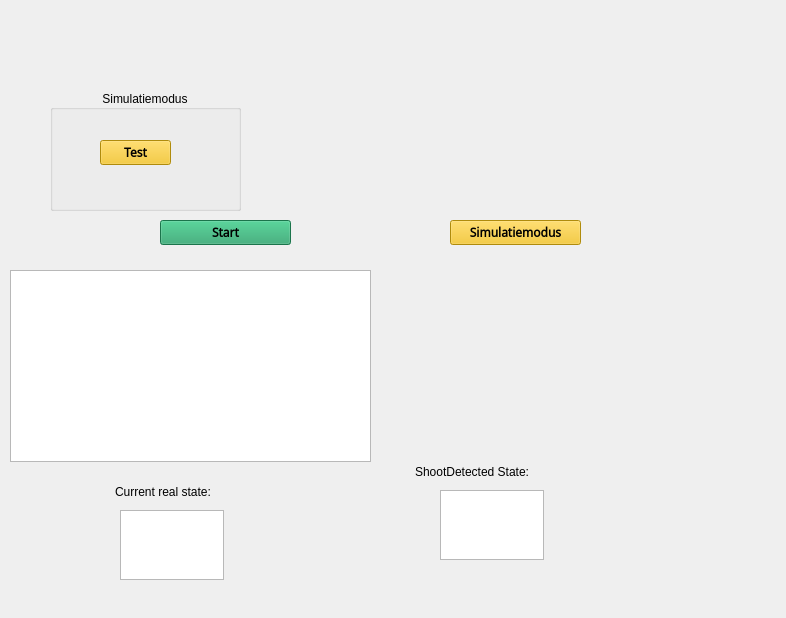
Before: the Qt Designer form application/GUI/window.ui in cha-code-ma/shootMoving, drawn with Qt 5.
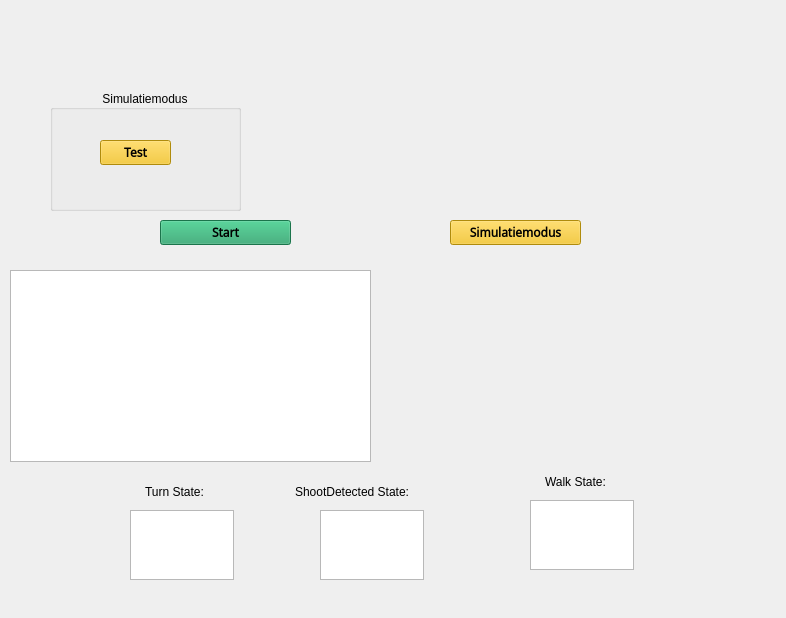
After: the same form once the commit is applied. Custom widgets are drawn as their Qt base class.

Commit message: update on GUI, shows states of turning, walking too, but not done

What changed in the file:
```diff
--- a/application/GUI/window.ui
+++ b/application/GUI/window.ui
@@ -143,18 +143,21 @@
   <widget class="QPlainTextEdit" name="simStateText">
    <property name="geometry">
     <rect>
-     <x>120</x>
+     <x>130</x>
      <y>510</y>
      <width>104</width>
      <height>70</height>
     </rect>
    </property>
+   <property name="plainText">
+    <string/>
+   </property>
   </widget>
   <widget class="QPlainTextEdit" name="shootDetectionText">
    <property name="geometry">
     <rect>
-     <x>440</x>
-     <y>490</y>
+     <x>320</x>
+     <y>510</y>
      <width>104</width>
      <height>70</height>
     </rect>
@@ -163,9 +166,9 @@
   <widget class="QPlainTextEdit" name="plainTextEdit">
    <property name="geometry">
     <rect>
-     <x>110</x>
+     <x>140</x>
      <y>480</y>
-     <width>151</width>
+     <width>91</width>
      <height>31</height>
     </rect>
    </property>
@@ -173,14 +176,14 @@
     <string notr="true">background-color: rgba(191, 64, 64, 0);</string>
    </property>
    <property name="plainText">
-    <string>Current real state:</string>
+    <string>Turn State:</string>
    </property>
   </widget>
   <widget class="QPlainTextEdit" name="plainTextEdit_2">
    <property name="geometry">
     <rect>
-     <x>410</x>
-     <y>460</y>
+     <x>290</x>
+     <y>480</y>
      <width>171</width>
      <height>31</height>
     </rect>
@@ -192,6 +195,35 @@
     <string>ShootDetected State:</string>
    </property>
   </widget>
+  <widget class="QPlainTextEdit" name="walkDetextionText">
+   <property name="geometry">
+    <rect>
+     <x>530</x>
+     <y>500</y>
+     <width>104</width>
+     <height>70</height>
+    </rect>
+   </property>
+   <property name="plainText">
+    <string/>
+   </property>
+  </widget>
+  <widget class="QPlainTextEdit" name="plainTextEdit_3">
+   <property name="geometry">
+    <rect>
+     <x>540</x>
+     <y>470</y>
+     <width>91</width>
+     <height>31</height>
+    </rect>
+   </property>
+   <property name="styleSheet">
+    <string notr="true">background-color: rgba(191, 64, 64, 0);</string>
+   </property>
+   <property name="plainText">
+    <string>Walk State:</string>
+   </property>
+  </widget>
  </widget>
  <customwidgets>
   <customwidget>
```
Left out of the diff: 2 changed lines with no effect on the pictures. The commit also changes 5 other files.
